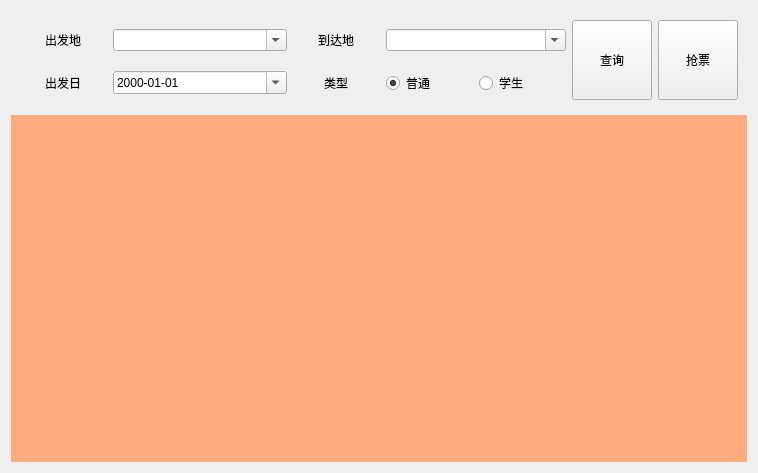
First picture: the form in resource/ui/query_pane.ui, repository JiangNanMax/qp12306, before the edit.
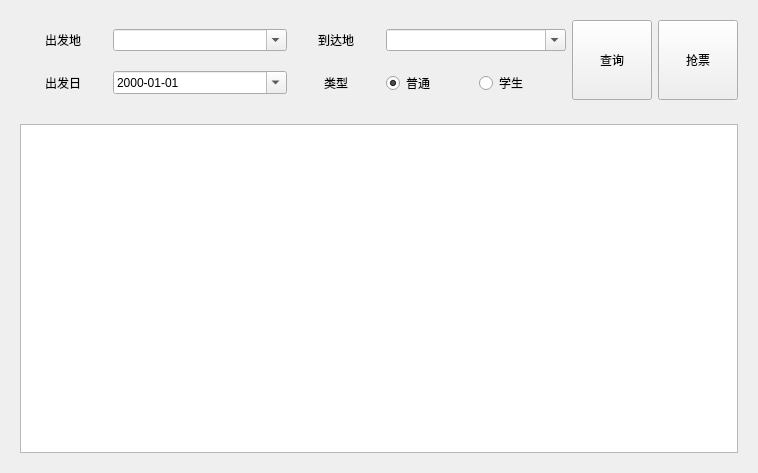
Second picture: the form after the edit.

Diff of the .ui file:
```diff
--- a/resource/ui/query_pane.ui
+++ b/resource/ui/query_pane.ui
@@ -157,8 +157,13 @@
    <item>
     <widget class="QWidget" name="widget_2" native="true">
      <property name="styleSheet">
-      <string notr="true">background-color: rgb(255, 170, 127);</string>
+      <string notr="true"/>
      </property>
+     <layout class="QHBoxLayout" name="horizontalLayout">
+      <item>
+       <widget class="QTableView" name="tickets_tv"/>
+      </item>
+     </layout>
     </widget>
    </item>
   </layout>
```
